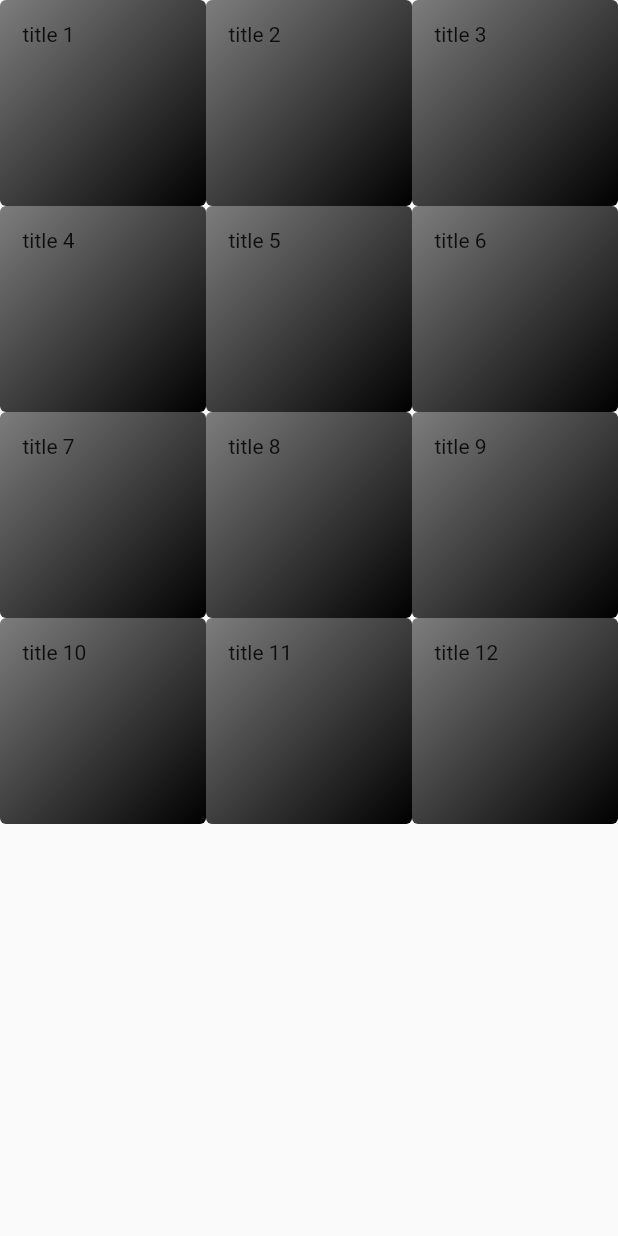
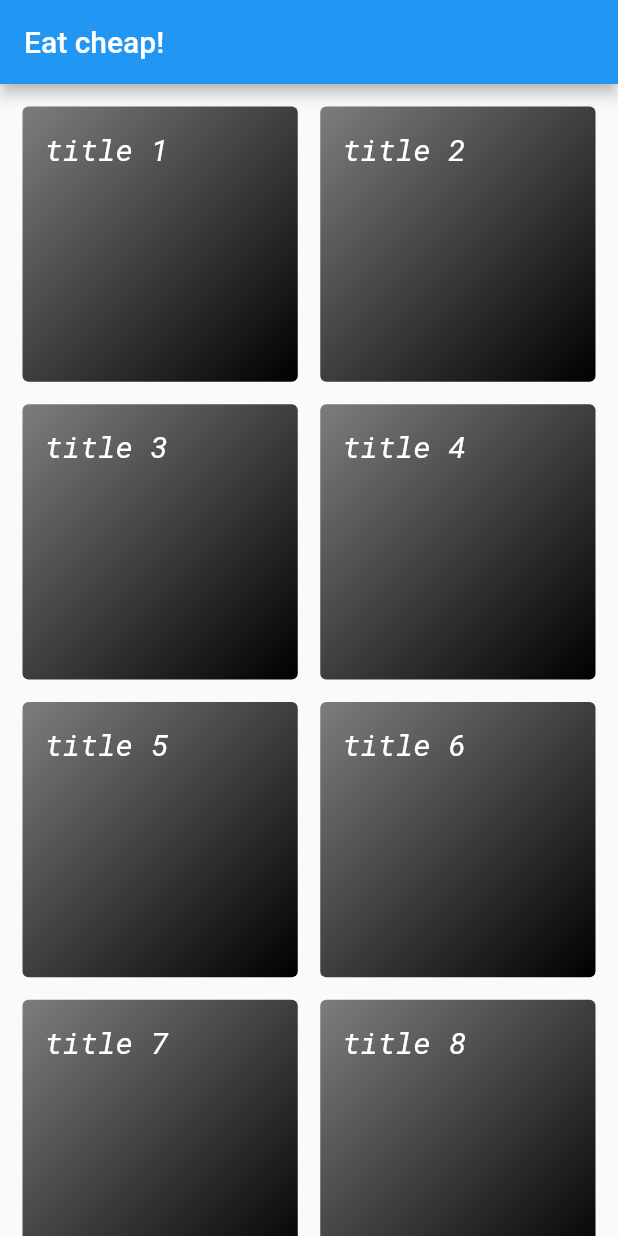
Before and after one commit to Karan0009/meals_app, a Flutter app: the screen it shows after launch, on a phone screen of 412 x 824 dp. Run offline on Flutter 3.47's test engine with Material 2 defaults, Android fonts, the phone set to English and light mode, and no system bars.

Commit message:
feat: add category list item component in categories screen

```diff
--- a/lib/components/category_list_item.dart
+++ b/lib/components/category_list_item.dart
@@ -1,3 +1,5 @@
+import 'dart:ui';
+
 import "package:flutter/material.dart";
 
 class CategoryListItem extends StatelessWidget {
@@ -9,7 +11,15 @@ class CategoryListItem extends StatelessWidget {
   @override
   Widget build(BuildContext context) {
     return Container(
-      child: Text(title),
+      child: Text(
+        title,
+        style: const TextStyle(
+          color: Colors.white,
+          fontFamily: "RobotoMono",
+          fontSize: 20,
+          fontStyle: FontStyle.italic,
+        ),
+      ),
       padding: const EdgeInsets.all(15),
       decoration: BoxDecoration(
         gradient: LinearGradient(
--- a/lib/screens/categories_screen.dart
+++ b/lib/screens/categories_screen.dart
@@ -10,8 +10,12 @@ class CategoriesScreen extends StatelessWidget {
   @override
   Widget build(BuildContext context) {
     return Scaffold(
+      appBar: AppBar(title: const Text("Eat cheap!")),
       body: GridView.extent(
         maxCrossAxisExtent: 200,
+        mainAxisSpacing: 15,
+        crossAxisSpacing: 15,
+        padding: const EdgeInsets.all(15),
         children: dummyCategories
             .map((cat) => CategoryListItem(title: cat.title, color: cat.color))
             .toList(),
```
